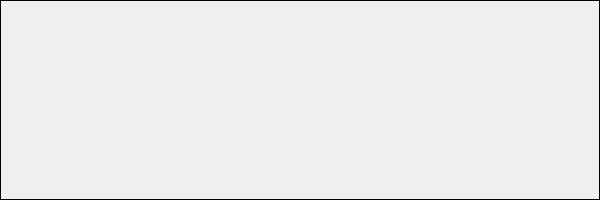
Old version of the form templatecase.ui in the repository RZFD12/BIRD_DETECTOR.
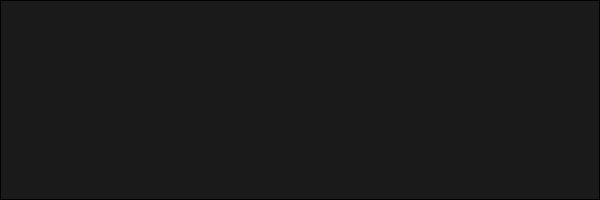
New version of the form.

```diff
--- a/templatecase.ui
+++ b/templatecase.ui
@@ -28,6 +28,9 @@
      <verstretch>0</verstretch>
     </sizepolicy>
    </property>
+   <property name="styleSheet">
+    <string notr="true">background-color: rgb(26, 26, 26);</string>
+   </property>
    <property name="frameShape">
     <enum>QFrame::Box</enum>
    </property>
```
